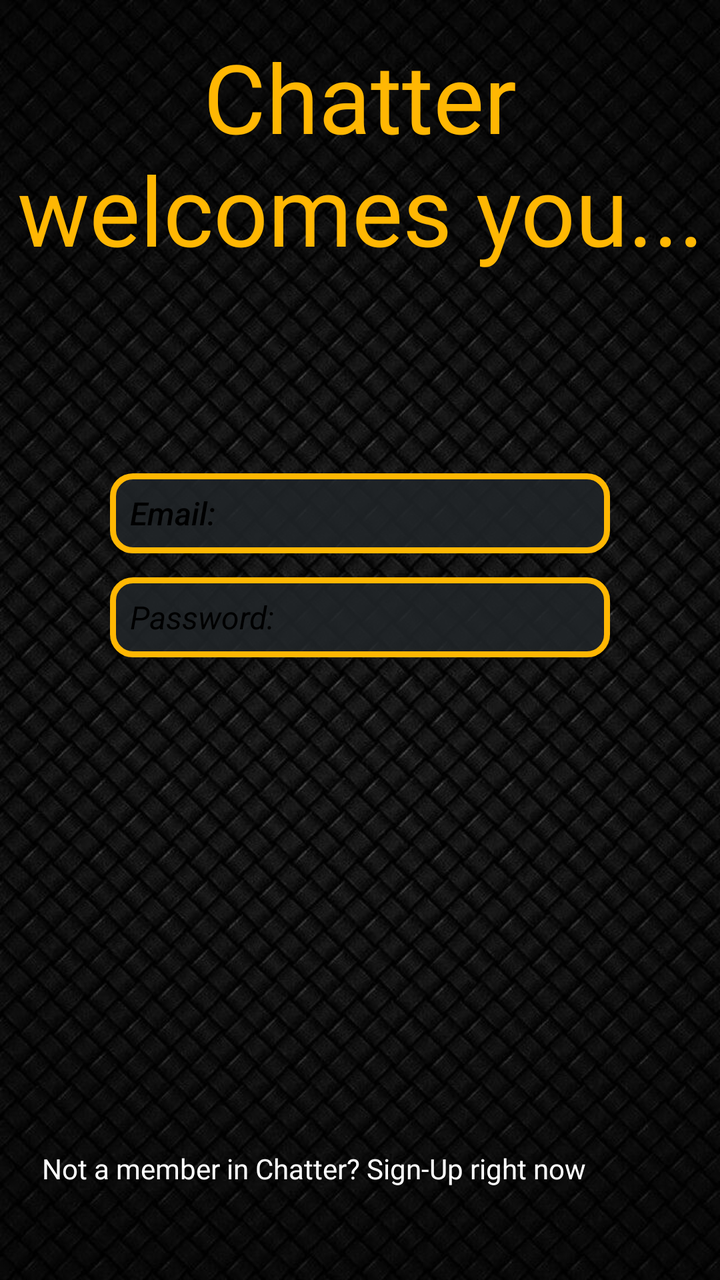
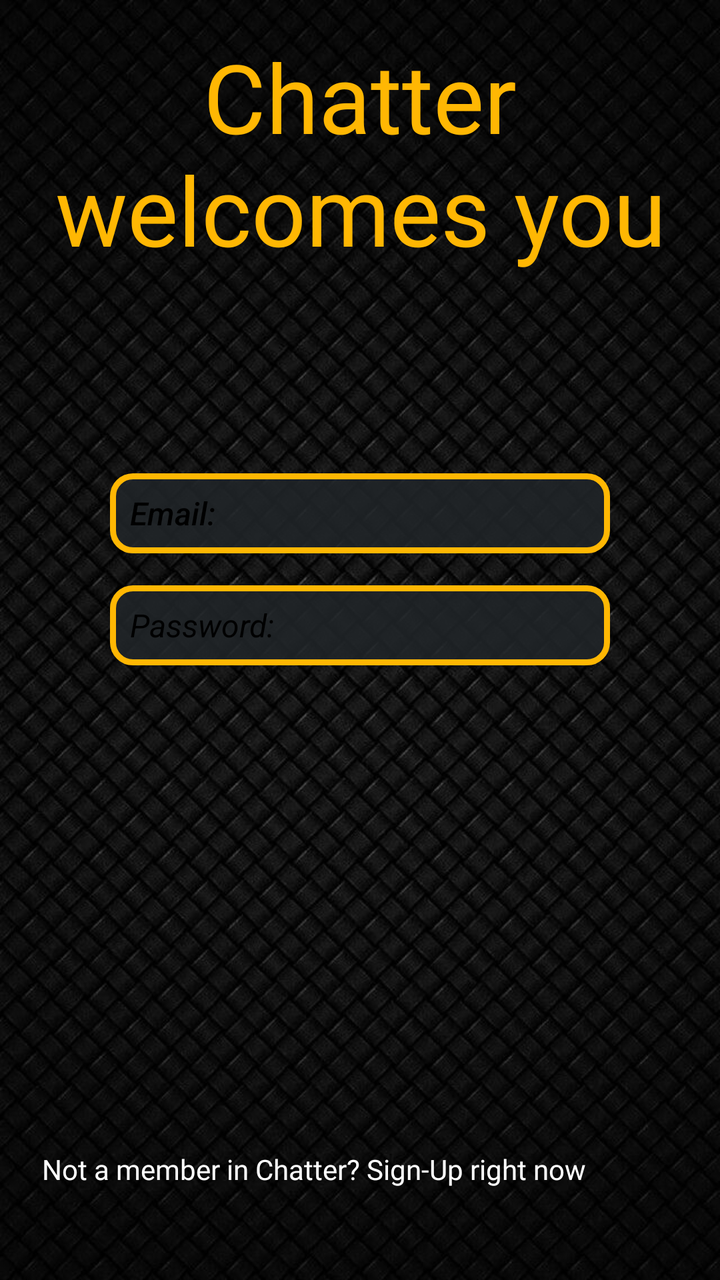

Compare the two renders of this Android layout. The source of the first and the diff that turns it into the second are given below.
<!-- AndroidManifest.xml: activity theme Theme.AppCompat.DayNight.NoActionBar -->
<!-- res/layout/activity_entering.xml -->
<?xml version="1.0" encoding="utf-8"?>
<androidx.constraintlayout.widget.ConstraintLayout xmlns:android="http://schemas.android.com/apk/res/android"
    xmlns:app="http://schemas.android.com/apk/res-auto"
    xmlns:tools="http://schemas.android.com/tools"
    android:id="@+id/main"
    android:layout_width="match_parent"
    android:layout_height="match_parent"
    android:background="@drawable/chatter_home_background"
    android:theme="@style/Theme.AppCompat.DayNight.NoActionBar"
    tools:context=".controller.EnteringActivity">
    <EditText
        android:id="@+id/email"
        android:layout_width="250dp"
        android:layout_height="40dp"
        android:layout_marginTop="100dp"
        android:background="@drawable/input_field"
        android:ems="10"
        android:fontFamily="sans-serif-medium"
        android:hint="@string/email"
        android:inputType="textEmailAddress"
        android:paddingStart="10dp"
        android:singleLine="true"
        android:textAlignment="viewStart"
        android:textColor="@color/seriousYellow"
        android:textColorHint="@color/black"
        android:textSize="16sp"
        android:textStyle="italic"
        app:layout_constraintEnd_toEndOf="parent"
        app:layout_constraintHorizontal_bias="0.5"
        app:layout_constraintStart_toStartOf="parent"
        app:layout_constraintTop_toBottomOf="@+id/welcome" />

    <EditText
        android:id="@+id/password"
        android:layout_width="250dp"
        android:layout_height="40dp"
        android:layout_marginTop="12dp"
        android:background="@drawable/input_field"
        android:cursorVisible="true"
        android:ems="10"
        android:hint="@string/password"
        android:inputType="textPassword"
        android:paddingStart="10dp"
        android:singleLine="true"
        android:textAlignment="viewStart"
        android:textColor="@color/seriousYellow"
        android:textColorHint="@color/black"
        android:textSize="16sp"
        android:textStyle="italic"
        app:layout_constraintEnd_toEndOf="parent"
        app:layout_constraintHorizontal_bias="0.5"
        app:layout_constraintStart_toStartOf="parent"
        app:layout_constraintTop_toBottomOf="@+id/email" />

    <Button
        android:id="@+id/loginDoor"
        android:layout_width="60dp"
        android:layout_height="60dp"
        android:layout_marginTop="48dp"
        android:layout_marginEnd="250dp"
        android:backgroundTint="#00000000"
        android:fontFamily="serif"
        android:foreground="@drawable/baseline_login_24"
        android:paddingLeft="25dp"
        android:paddingRight="25dp"
        android:textAlignment="center"
        android:textSize="24sp"
        android:textStyle="bold"
        android:visibility="invisible"
        app:layout_constraintBottom_toTopOf="@+id/password"
        app:layout_constraintEnd_toStartOf="@+id/center"
        app:layout_constraintTop_toTopOf="@+id/email"
        app:layout_constraintVertical_bias="0.571"
        tools:visibility="visible" />

    <TextView
        android:id="@+id/welcome"
        android:layout_width="wrap_content"
        android:layout_height="wrap_content"
        android:layout_marginTop="16dp"
        android:fontFamily="@font/aguafina_script"
        android:text="@string/chatter_welcomes_you"
        android:textAlignment="center"
        android:textColor="@color/seriousYellow"
        android:textSize="48sp"
        app:layout_constraintEnd_toEndOf="parent"
        app:layout_constraintHorizontal_bias="0.5"
        app:layout_constraintStart_toStartOf="parent"
        app:layout_constraintTop_toTopOf="parent" />

    <TextView
        android:id="@+id/signUpPrompt"
        android:layout_width="wrap_content"
        android:layout_height="wrap_content"
        android:layout_marginEnd="16dp"
        android:layout_marginBottom="32dp"
        android:fontFamily="@font/alike_angular"
        android:text="@string/not_a_member_in_chatter_sign_up_right_now"
        android:textColor="@color/white"
        android:textSize="14sp"
        app:layout_constraintBottom_toBottomOf="parent"
        app:layout_constraintEnd_toStartOf="@+id/signUpPen"
        app:layout_constraintHorizontal_bias="0.5"
        app:layout_constraintHorizontal_chainStyle="packed"
        app:layout_constraintStart_toStartOf="parent"
        app:layout_constraintTop_toBottomOf="@+id/password"
        app:layout_constraintVertical_bias="0.945" />

    <Button
        android:id="@+id/signUpPen"
        android:layout_width="30dp"
        android:layout_height="30dp"
        android:backgroundTint="#00FFFFFF"
        android:foreground="@drawable/baseline_edit_24"
        app:layout_constraintBottom_toBottomOf="@+id/signUpPrompt"
        app:layout_constraintEnd_toEndOf="parent"
        app:layout_constraintHorizontal_bias="0.5"
        app:layout_constraintStart_toEndOf="@+id/signUpPrompt"
        app:layout_constraintTop_toTopOf="@+id/signUpPrompt" />

    <androidx.constraintlayout.widget.Guideline
        android:id="@+id/center"
        android:layout_width="wrap_content"
        android:layout_height="wrap_content"
        android:layout_marginStart="226dp"
        android:layout_marginEnd="185dp"
        android:orientation="vertical"
        app:layout_constraintEnd_toEndOf="parent"
        app:layout_constraintGuide_percent="0.55"
        app:layout_constraintStart_toStartOf="parent" />
</androidx.constraintlayout.widget.ConstraintLayout>
<!-- resources referenced by this layout -->
<resources>
  <color name="black">#FF000000</color>
  <color name="seriousYellow">#ffb703</color>
  <color name="white">#FFFFFFFF</color>
  <!-- drawable baseline_edit_24 (drawable) -->
  <vector xmlns:android="http://schemas.android.com/apk/res/android" android:height="24dp" android:tint="#FFB703" android:viewportHeight="24" android:viewportWidth="24" android:width="24dp">
        
      <path android:fillColor="@android:color/white" android:pathData="M3,17.25V21h3.75L17.81,9.94l-3.75,-3.75L3,17.25zM20.71,7.04c0.39,-0.39 0.39,-1.02 0,-1.41l-2.34,-2.34c-0.39,-0.39 -1.02,-0.39 -1.41,0l-1.83,1.83 3.75,3.75 1.83,-1.83z"/>
      
  </vector>
  <!-- drawable baseline_login_24 (drawable) -->
  <vector xmlns:android="http://schemas.android.com/apk/res/android" android:autoMirrored="true" android:height="24dp" android:tint="#FFB703" android:viewportHeight="24" android:viewportWidth="24" android:width="24dp">
        
      <path android:fillColor="@android:color/white" android:pathData="M11,7L9.6,8.4l2.6,2.6H2v2h10.2l-2.6,2.6L11,17l5,-5L11,7zM20,19h-8v2h8c1.1,0 2,-0.9 2,-2V5c0,-1.1 -0.9,-2 -2,-2h-8v2h8V19z"/>
      
  </vector>
  <!-- drawable chatter_home_background: jpg bitmap (drawable, 103583 bytes) -->
  <!-- drawable input_field (drawable) -->
  <?xml version="1.0" encoding="utf-8"?>
  <shape xmlns:android="http://schemas.android.com/apk/res/android" android:shape="rectangle">
      <solid android:color="@color/onBlackAlpha" />
      <stroke android:color="@color/seriousYellow"
          android:width="3dp" />
      <corners android:radius="10dp" />
  </shape>
  <string name="chatter_welcomes_you">Chatter welcomes you...</string>
  <string name="email">Email:</string>
  <string name="not_a_member_in_chatter_sign_up_right_now">Not a member in Chatter? Sign-Up right now</string>
  <string name="password">Password:</string>
  <color name="onBlackAlpha">#dd212529</color>
</resources>

<!-- the commit's change to res/layout/activity_entering.xml (unified diff, before → after) -->
@@ -7,7 +7,8 @@
     android:layout_height="match_parent"
     android:background="@drawable/chatter_home_background"
     android:theme="@style/Theme.AppCompat.DayNight.NoActionBar"
-    tools:context=".controller.EnteringActivity">
+    tools:context=".activities.EnteringActivity">
+
     <EditText
         android:id="@+id/email"
         android:layout_width="250dp"
@@ -34,7 +35,7 @@
         android:id="@+id/password"
         android:layout_width="250dp"
         android:layout_height="40dp"
-        android:layout_marginTop="12dp"
+        android:layout_marginTop="16dp"
         android:background="@drawable/input_field"
         android:cursorVisible="true"
         android:ems="10"
@@ -47,16 +48,15 @@
         android:textColorHint="@color/black"
         android:textSize="16sp"
         android:textStyle="italic"
-        app:layout_constraintEnd_toEndOf="parent"
+        app:layout_constraintEnd_toEndOf="@+id/email"
         app:layout_constraintHorizontal_bias="0.5"
-        app:layout_constraintStart_toStartOf="parent"
+        app:layout_constraintStart_toStartOf="@+id/email"
         app:layout_constraintTop_toBottomOf="@+id/email" />
 
     <Button
         android:id="@+id/loginDoor"
         android:layout_width="60dp"
         android:layout_height="60dp"
-        android:layout_marginTop="48dp"
         android:layout_marginEnd="250dp"
         android:backgroundTint="#00000000"
         android:fontFamily="serif"
@@ -67,10 +67,9 @@
         android:textSize="24sp"
         android:textStyle="bold"
         android:visibility="invisible"
-        app:layout_constraintBottom_toTopOf="@+id/password"
+        app:layout_constraintBottom_toBottomOf="@+id/password"
         app:layout_constraintEnd_toStartOf="@+id/center"
         app:layout_constraintTop_toTopOf="@+id/email"
-        app:layout_constraintVertical_bias="0.571"
         tools:visibility="visible" />
 
     <TextView
<!-- resource entries referenced after the edit -->
@@ -24,7 +24,7 @@
           android:width="3dp" />
       <corners android:radius="10dp" />
   </shape>
-  <string name="chatter_welcomes_you">Chatter welcomes you...</string>
+  <string name="chatter_welcomes_you">Chatter welcomes you</string>
   <string name="email">Email:</string>
   <string name="not_a_member_in_chatter_sign_up_right_now">Not a member in Chatter? Sign-Up right now</string>
   <string name="password">Password:</string>
